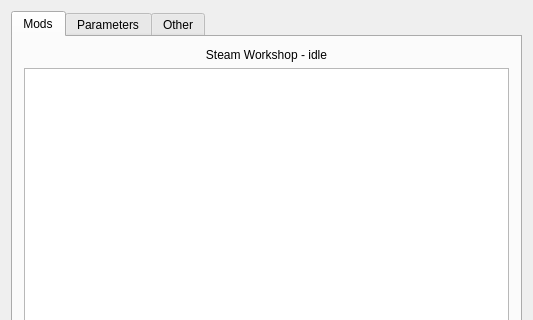
Above: src/arma3-unix-launcher/mainwindow.ui from muttleyxd/arma3-unix-launcher before the change; both pictures show x 0 to 533 and y 0 to 320 of the 533 by 645 pixel window. Below: the same form after it.
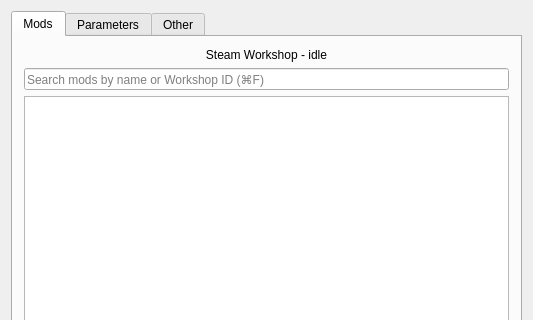
That is the form after the change. Icons and pictures are not drawn. Custom widgets are drawn as their Qt base class.

Commit message:
feat(ui): Add live mod search above the mod table
A search field filters the mod table as you type (ModSearch::Matches on
the name, and on the Workshop ID for Workshop mods). The filter is
re-applied to added mods and after sorting, drag and drop is off while
filtering, Esc clears the field and Cmd+F focuses it. Adds headless Qt
widget tests (offscreen platform) for ModTableWidget.

Patch:
```diff
--- a/src/arma3-unix-launcher/mainwindow.ui
+++ b/src/arma3-unix-launcher/mainwindow.ui
@@ -54,6 +54,16 @@
             </property>
            </widget>
           </item>
+          <item>
+           <widget class="QLineEdit" name="textbox_mod_search">
+            <property name="placeholderText">
+             <string>Search mods by name or Workshop ID (⌘F)</string>
+            </property>
+            <property name="clearButtonEnabled">
+             <bool>true</bool>
+            </property>
+           </widget>
+          </item>
           <item>
            <widget class="ModTableWidget" name="table_mods"/>
           </item>
```
The commit also changes 7 other files.
